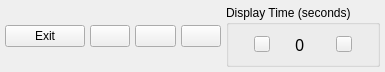
This is src/imagius/ui/slideshowcontrolwidget.ui in juliendz/imagius as Qt 5 draws it before an edit. The edited form follows.
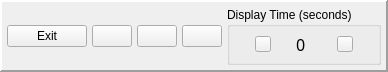
This is the edited form. Icons and pictures are not drawn.

Commit message: Fix slideshow control hiding bug

The edit to the form file:
```diff
--- a/src/imagius/ui/slideshowcontrolwidget.ui
+++ b/src/imagius/ui/slideshowcontrolwidget.ui
@@ -32,11 +32,14 @@
    <item>
     <widget class="QFrame" name="frame">
      <property name="frameShape">
-      <enum>QFrame::NoFrame</enum>
+      <enum>QFrame::Panel</enum>
      </property>
      <property name="frameShadow">
       <enum>QFrame::Raised</enum>
      </property>
+     <property name="lineWidth">
+      <number>2</number>
+     </property>
      <layout class="QHBoxLayout" name="horizontalLayout_3">
       <property name="spacing">
        <number>5</number>
```
Left out of the diff: 27 changed lines with no effect on the pictures. The commit also changes 2 other files.
